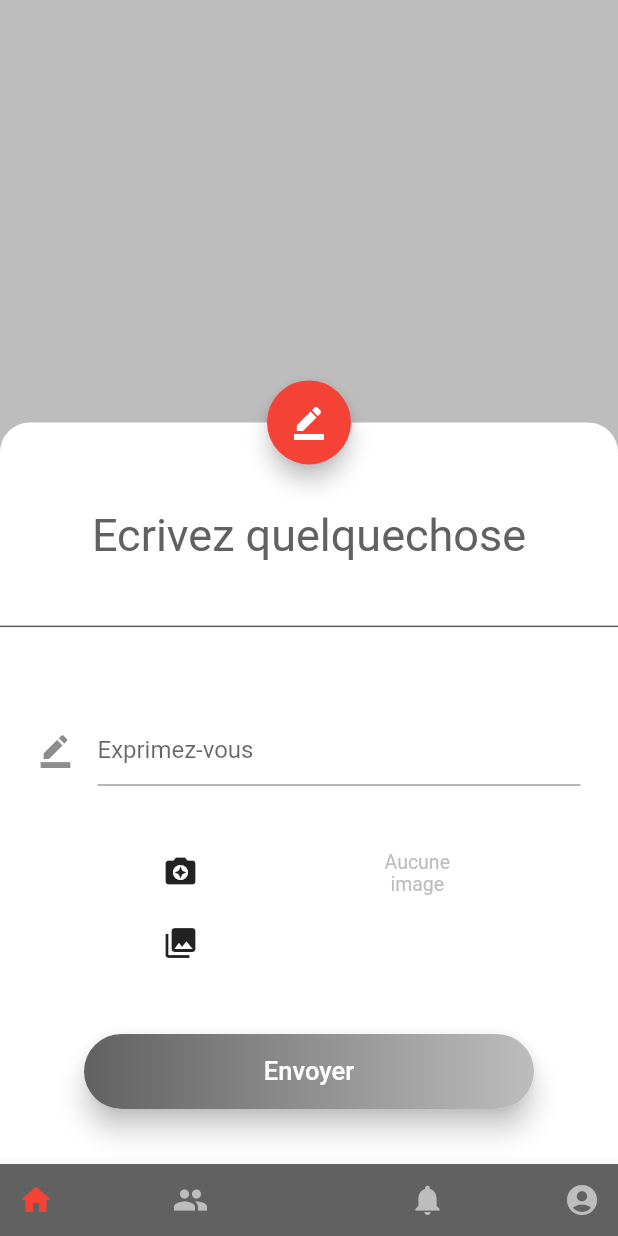
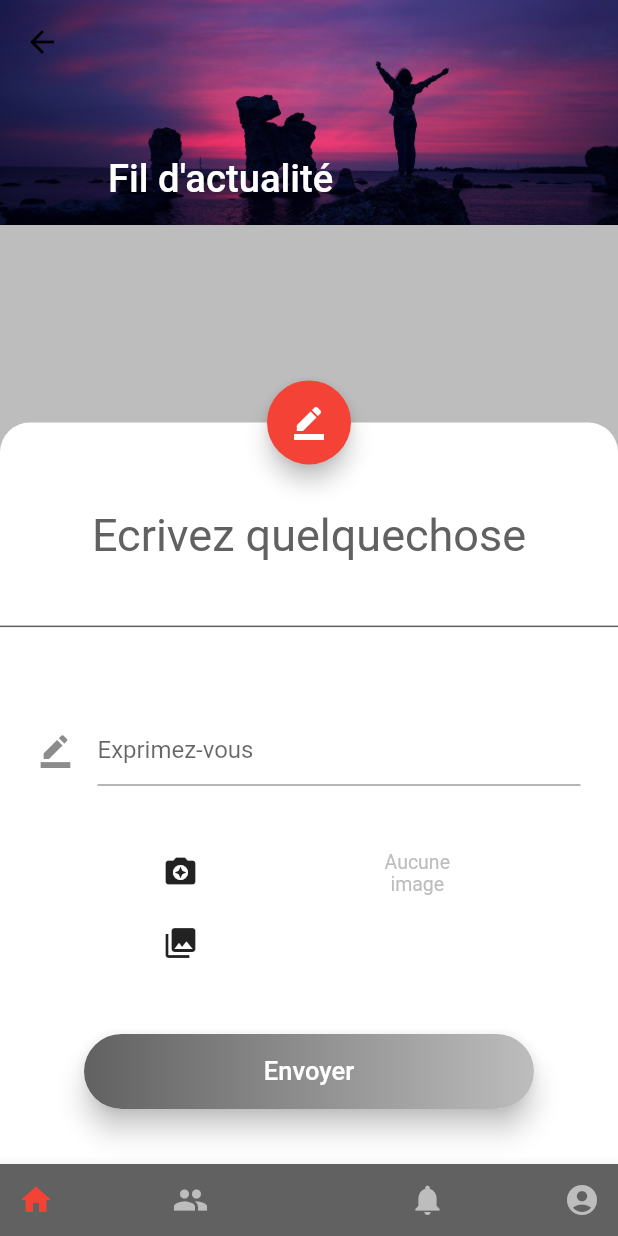
Before and after one commit to samulefevre/flutter_social, a Flutter app: the screen it shows once a user with an empty profile is signed in, after a tap on the "border color" icon, on a phone screen of 412 x 824 dp. Run offline on Flutter 3.47's test engine with Material 2 defaults, Android fonts, the phone set to English and light mode, and no system bars; our stand-ins replace cached_network_image, cloud_firestore, firebase_auth, firebase_storage, image_picker; accounts and stored records are empty.

Commit message:
finished feed page

```diff
--- a/lib/delegate/header_delegate.dart
+++ b/lib/delegate/header_delegate.dart
@@ -46,10 +46,10 @@ class HeaderDelegate extends SliverPersistentHeaderDelegate {
             mainAxisSize: MainAxisSize.max,
             children: <Widget>[
               InkWell(
-                child: MyText("Followers: ${user.followers.length}"),
+                child: MyText("Followers: ${user.followers.length - 1}"),
               ),
               InkWell(
-                child: MyText("Following: ${user.following.length - 1}"),
+                child: MyText("Following: ${user.following.length}"),
               )
             ],
           )
--- a/lib/util/fire_helper.dart
+++ b/lib/util/fire_helper.dart
@@ -23,8 +23,8 @@ class FireHelper {
         (await _auth.createUserWithEmailAndPassword(email: mail, password: pwd))
             .user;
     String uid = user.uid;
-    List<dynamic> followers = [];
-    List<dynamic> following = [uid];
+    List<dynamic> followers = [uid];
+    List<dynamic> following = [];
     Map<String, dynamic> map = {
       keyName: name,
       keySurname: surname,
@@ -68,7 +68,7 @@ class FireHelper {
       other.ref.updateData({keyFollowers: FieldValue.arrayRemove([me.uid])});
     } else {
       me.ref.updateData({keyFollowing: FieldValue.arrayUnion([other.uid])});
-      other.ref.updateData({keyFollowers: FieldValue.arrayRemove([me.uid])});
+      other.ref.updateData({keyFollowers: FieldValue.arrayUnion([me.uid])});
     }
   }
 
--- a/lib/view/my_material.dart
+++ b/lib/view/my_material.dart
@@ -14,3 +14,4 @@ export 'my_widgets/bar_item.dart';
 export 'my_widgets/button_gradient.dart';
 export 'my_widgets/profile_image.dart';
 export 'my_widgets/follow_button.dart';
+export 'my_widgets/my_app_bar.dart';
--- /dev/null
+++ b/lib/view/my_widgets/my_app_bar.dart
@@ -0,0 +1,15 @@
+import 'package:flutter/material.dart';
+import 'package:flutter_social/view/my_material.dart';
+
+class MyAppBar extends SliverAppBar {
+  MyAppBar(
+      {@required String title,
+      @required AssetImage image,
+      double height: 150.0})
+      : super(
+            pinned: true,
+            flexibleSpace: FlexibleSpaceBar(
+                title: MyText(title, color: Colors.white),
+                background: Image(image: image, fit: BoxFit.cover)),
+            expandedHeight: height);
+}
--- a/lib/view/page/feed_page.dart
+++ b/lib/view/page/feed_page.dart
@@ -1,5 +1,12 @@
+import 'dart:async';
+
+import 'package:cloud_firestore/cloud_firestore.dart';
 import 'package:flutter/material.dart';
+import 'package:flutter_social/models/post.dart';
+import 'package:flutter_social/models/user.dart';
+import 'package:flutter_social/util/fire_helper.dart';
 import 'package:flutter_social/view/my_material.dart';
+import 'package:flutter_social/view/tiles/postTile.dart';
 
 class FeedPage extends StatefulWidget {
   @override
@@ -7,8 +14,90 @@ class FeedPage extends StatefulWidget {
 }
 
 class _FeedState extends State<FeedPage> {
+  StreamSubscription sub;
+  List<Post> posts = [];
+  List<User> users = [];
+
+  @override
+  void initState() {
+    super.initState();
+    setupSub();
+  }
+
+  @override
+  void dispose() {
+    sub.cancel();
+    super.dispose();
+  }
+
   @override
   Widget build(BuildContext context) {
-    return Center(child: MyText("Fil d'actualité"));
+    return NestedScrollView(
+      headerSliverBuilder: (BuildContext build, bool scrolled) {
+        return [MyAppBar(title: "Fil d'actualité", image: homeImage)];
+      },
+      body: ListView.builder(
+        itemCount: posts.length,
+        itemBuilder: (BuildContext context, int index) {
+          Post post = posts[index];
+          User user = users.singleWhere((u) => u.uid == post.userId);
+          return PostTile(post: post, user: user, detail: false);
+        },
+      ),
+    );
+  }
+
+  setupSub() {
+    sub = FireHelper()
+        .fireUser
+        .where(keyFollowers, arrayContains: me.uid)
+        .snapshots()
+        .listen((datas) {
+      getUsers(datas.documents);
+      datas.documents.forEach((docs) {
+        docs.reference.collection("posts").snapshots().listen((post) {
+          setState(() {
+            posts = getPosts(post.documents);
+          });
+        });
+      });
+    });
+  }
+
+  getUsers(List<DocumentSnapshot> userDocs) {
+    List<User> myList = users;
+    userDocs.forEach((u) {
+      User user = User(u);
+      if (myList.every((p) => p.uid != user.uid)) {
+        myList.add(user);
+      } else {
+        User toBeChanged = myList.singleWhere((p) => p.uid == user.uid);
+        myList.remove(toBeChanged);
+        myList.add(user);
+      }
+    });
+
+    setState(() {
+      users = myList;
+    });
+  }
+
+  List<Post> getPosts(List<DocumentSnapshot> postDocs) {
+    List<Post> myList = posts;
+
+    postDocs.forEach((p) {
+      Post post = Post(p);
+      if (myList.every((p) => p.documentId != post.documentId)) {
+        myList.add(post);
+      } else {
+        Post toBeChanged =
+            myList.singleWhere((p) => p.documentId == post.documentId);
+        myList.remove(toBeChanged);
+        myList.add(post);
+      }
+    });
+
+    myList.sort((a, b) => b.date.compareTo(a.date));
+    return myList;
   }
 }
```
Also changed, not shown: lib/view/page/users_page.dart (+1 -8 lines).
